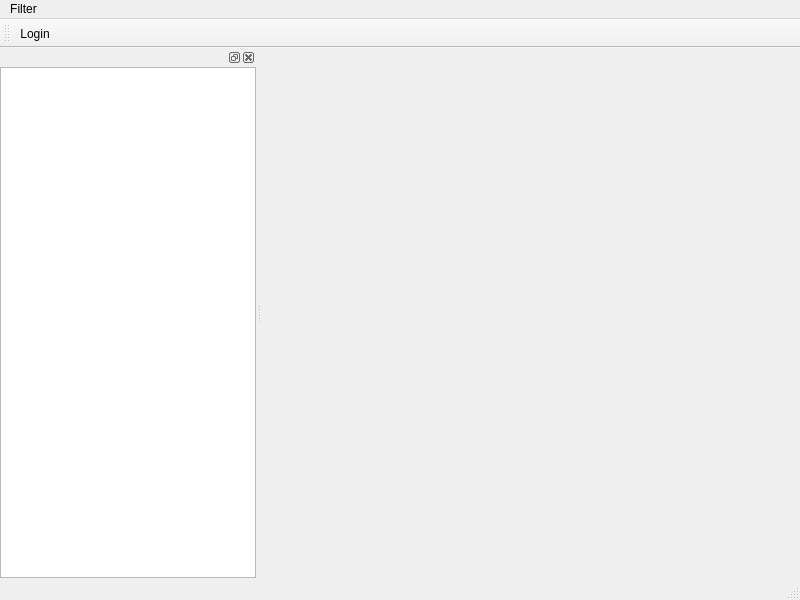
Qt form src/ui/client.ui (kaniol-lck/Paperless-Client) before a commit.
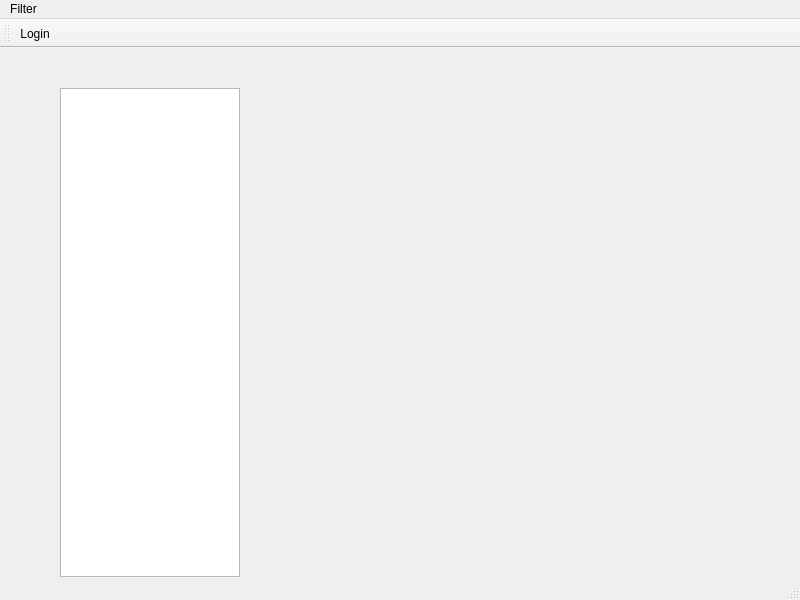
The same form after that commit. Custom widgets are drawn as their Qt base class.

Diff of the .ui file:
```diff
--- a/src/ui/client.ui
+++ b/src/ui/client.ui
@@ -13,7 +13,27 @@
   <property name="windowTitle">
    <string>Client</string>
   </property>
-  <widget class="QWidget" name="centralwidget"/>
+  <widget class="QWidget" name="centralwidget">
+   <widget class="WindowSelectorWidget" name="pageTreeView">
+    <property name="geometry">
+     <rect>
+      <x>60</x>
+      <y>40</y>
+      <width>180</width>
+      <height>489</height>
+     </rect>
+    </property>
+    <property name="editTriggers">
+     <set>QAbstractItemView::EditTrigger::NoEditTriggers</set>
+    </property>
+    <property name="rootIsDecorated">
+     <bool>false</bool>
+    </property>
+    <attribute name="headerVisible">
+     <bool>false</bool>
+    </attribute>
+   </widget>
+  </widget>
   <widget class="QMenuBar" name="menubar">
    <property name="geometry">
     <rect>
@@ -43,43 +63,6 @@
    </attribute>
    <addaction name="actionLogin"/>
   </widget>
-  <widget class="QDockWidget" name="pageSelector">
-   <attribute name="dockWidgetArea">
-    <number>1</number>
-   </attribute>
-   <widget class="QWidget" name="dockWidgetContents">
-    <layout class="QVBoxLayout" name="verticalLayout">
-     <property name="spacing">
-      <number>0</number>
-     </property>
-     <property name="leftMargin">
-      <number>0</number>
-     </property>
-     <property name="topMargin">
-      <number>0</number>
-     </property>
-     <property name="rightMargin">
-      <number>0</number>
-     </property>
-     <property name="bottomMargin">
-      <number>0</number>
-     </property>
-     <item>
-      <widget class="WindowSelectorWidget" name="pageTreeView">
-       <property name="editTriggers">
-        <set>QAbstractItemView::EditTrigger::NoEditTriggers</set>
-       </property>
-       <property name="rootIsDecorated">
-        <bool>false</bool>
-       </property>
-       <attribute name="headerVisible">
-        <bool>false</bool>
-       </attribute>
-      </widget>
-     </item>
-    </layout>
-   </widget>
-  </widget>
   <action name="actionLogin">
    <property name="text">
     <string>Login</string>
```
